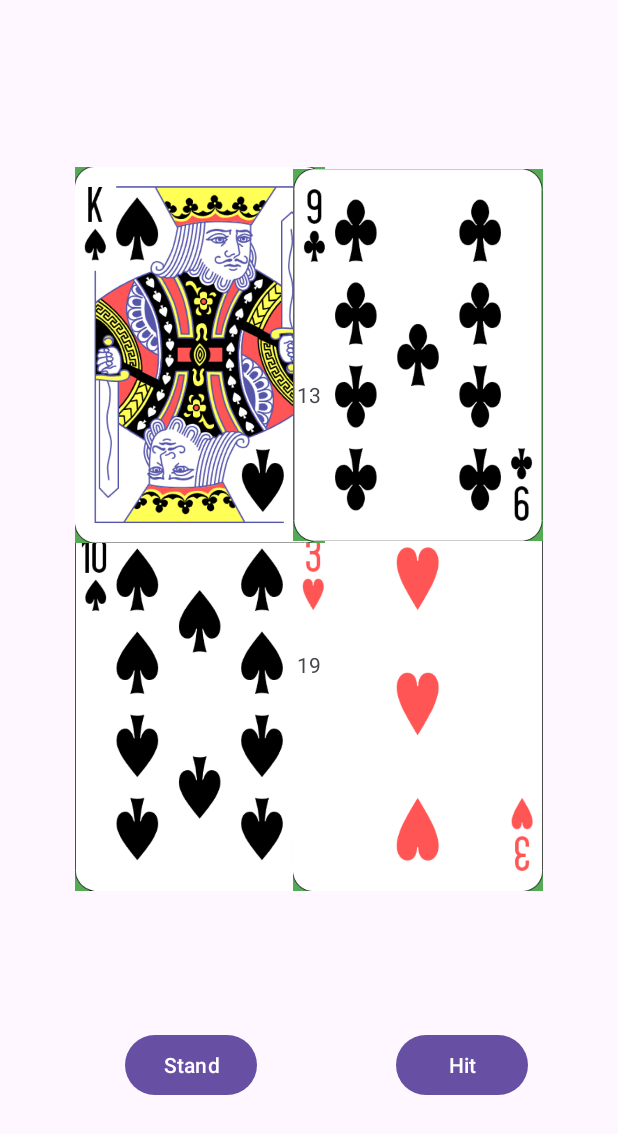
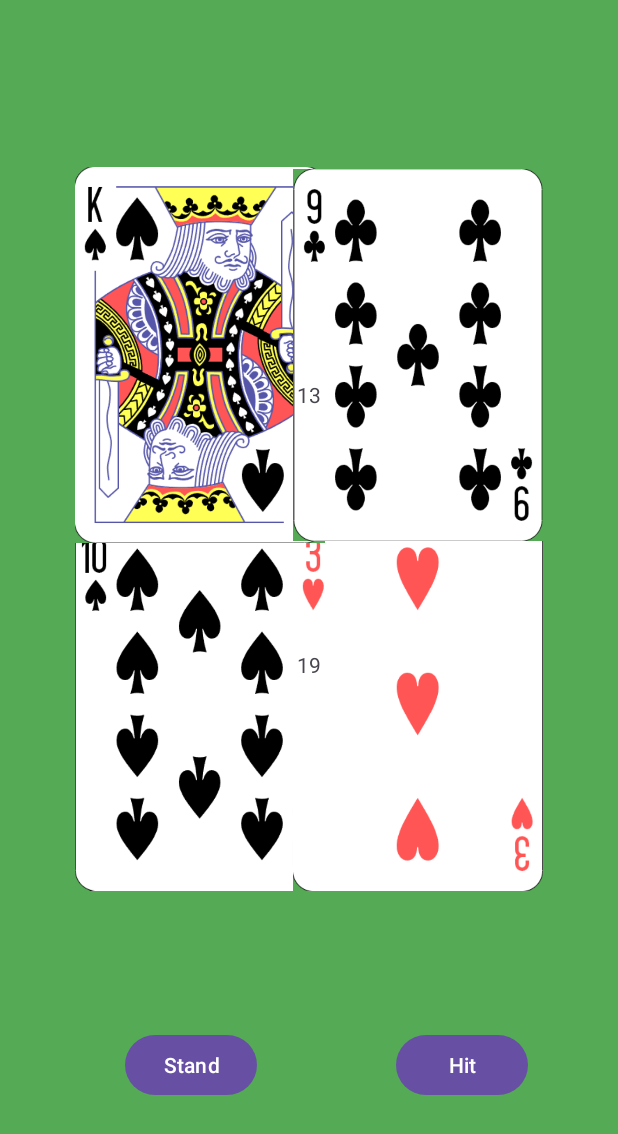
Before and after one commit to JesperSand/cards, an Android app: the screen it shows after launch (MainActivity), on a phone screen of 412 x 824 dp. Shown: the top 1134 px of the screen. Run offline under Robolectric (Android 15) with nearby library versions, the phone set to English and light mode, and no system bars.

Commit message:
fixed determineWinner and added an AlertDialog that shows who won

```diff
--- a/app/src/main/java/com/example/blackjack/MainActivity.kt
+++ b/app/src/main/java/com/example/blackjack/MainActivity.kt
@@ -1,7 +1,10 @@
 package com.example.blackjack
 
+
+import android.app.AlertDialog
 import androidx.appcompat.app.AppCompatActivity
 import android.os.Bundle
+import android.widget.Button
 import android.widget.ImageView
 import android.widget.TextView
 import layout.CardImages
@@ -10,17 +13,19 @@ class MainActivity : AppCompatActivity() {
     val cards = mutableListOf<Card>()
     val dealerCards = mutableListOf<Card>()
     val playerCards = mutableListOf<Card>()
+
+    // Definiera dina ImageView objekt
+    lateinit var dealerCard1: ImageView
+    lateinit var playerCard1: ImageView
+    lateinit var dealerCard2: ImageView
+    lateinit var playerCard2: ImageView
+    lateinit var playerscore: TextView
+    lateinit var dealerscore: TextView
+    lateinit var standbutton: Button
+    lateinit var hitbutton: Button
     override fun onCreate(savedInstanceState: Bundle?) {
         super.onCreate(savedInstanceState)
         setContentView(R.layout.activity_main)
-
-        // Definiera dina ImageView objekt
-        lateinit var dealerCard1: ImageView
-        lateinit var playerCard1: ImageView
-        lateinit var dealerCard2: ImageView
-        lateinit var playerCard2: ImageView
-        lateinit var playerscore: TextView
-        lateinit var dealerscore: TextView
 
         dealerCard1 = findViewById(R.id.DealerCard1)
         playerCard1 = findViewById(R.id.PlayerCard1)
@@ -83,6 +88,7 @@ class MainActivity : AppCompatActivity() {
 
         dealerscore.text = dealerPoints.toString()
         playerscore.text = playerPoints.toString()
+        determineWinner()
     }
 
     fun drawAndShowCard(imageView: ImageView): Card {
@@ -119,14 +125,41 @@ class MainActivity : AppCompatActivity() {
     fun determineWinner() {
         val playerPoints = countPoints(playerCards)
         val dealerPoints = countPoints(dealerCards)
+        val builder = AlertDialog.Builder(this@MainActivity)
+        builder.setTitle("Spelet är slut!")
 
         when {
-            playerPoints > 21 -> println("Dealern vinner!")
-            dealerPoints > 21 -> println("Spelaren vinner!")
-            playerPoints > dealerPoints -> println("Spelaren vinner!")
-            dealerPoints > playerPoints -> println("Dealern vinner!")
-            else -> println("Det är oavgjort!")
+            playerPoints > 21 -> builder.setMessage("Dealern vinner!")
+            dealerPoints > 21 -> builder.setMessage("Spelaren vinner!")
+            playerPoints > dealerPoints -> builder.setMessage("Spelaren vinner!")
+            dealerPoints > playerPoints -> builder.setMessage("Dealern vinner!")
+            else -> builder.setMessage("Det är oavgjort!")
         }
+        builder.setPositiveButton("Spela igen") { dialog, which ->
+            restartGame()
+        }
+        builder.setNegativeButton("Avsluta") { dialog, which ->
+            finish()
+        }
+        builder.show()
+    }
+    fun restartGame() {
+        dealerCards.clear()
+        playerCards.clear()
+        cards.shuffle()
+
+        // Dela ut de första korten
+        dealerCards.add(drawAndShowCard(dealerCard1))
+        playerCards.add(drawAndShowCard(playerCard1))
+        dealerCards.add(drawAndShowCard(dealerCard2))
+        playerCards.add(drawAndShowCard(playerCard2))
+
+        val dealerPoints = countPoints(dealerCards)
+        val playerPoints = countPoints(playerCards)
+
+        dealerscore.text = dealerPoints.toString()
+        playerscore.text = playerPoints.toString()
+        determineWinner()
     }
 
 }
--- a/app/src/main/res/layout/activity_main.xml
+++ b/app/src/main/res/layout/activity_main.xml
@@ -4,8 +4,8 @@
     xmlns:tools="http://schemas.android.com/tools"
     android:layout_width="match_parent"
     android:layout_height="match_parent"
-    tools:context=".MainActivity"
-    >
+    android:background="#55aa55"
+    tools:context=".MainActivity">
 
     <Button
         android:id="@+id/StandButton"
```
